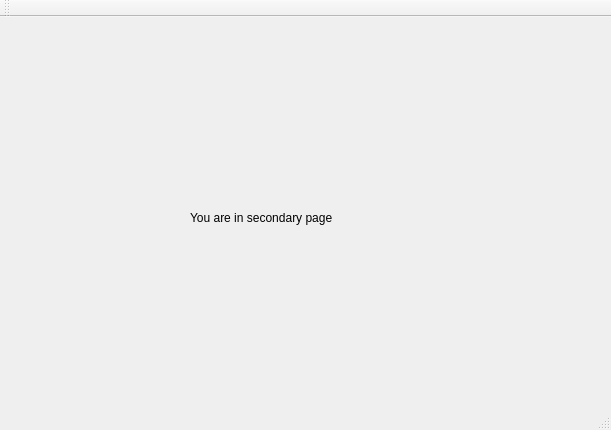
Old version of the form secondarywindow.ui in the repository Kpro11/Aqeous.
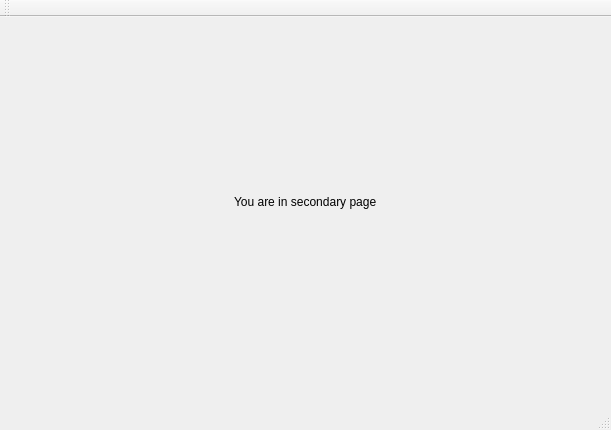
New version of the form.

Commit message: Basic ui setup

```diff
--- a/secondarywindow.ui
+++ b/secondarywindow.ui
@@ -14,19 +14,25 @@
    <string>SecondaryWindow</string>
   </property>
   <widget class="QWidget" name="centralWidget">
-   <widget class="QLabel" name="label">
+   <widget class="QWidget" name="gridLayoutWidget">
     <property name="geometry">
      <rect>
-      <x>190</x>
-      <y>120</y>
-      <width>361</width>
-      <height>161</height>
+      <x>0</x>
+      <y>0</y>
+      <width>611</width>
+      <height>371</height>
      </rect>
     </property>
+    <layout class="QGridLayout" name="gridLayout">
+     <item row="0" column="0" alignment="Qt::AlignHCenter|Qt::AlignVCenter">
+      <widget class="QLabel" name="label">
     <property name="text">
      <string>You are in secondary page</string>
     </property>
    </widget>
+     </item>
+    </layout>
+   </widget>
   </widget>
   <widget class="QMenuBar" name="menuBar">
    <property name="geometry">
```
Left out of the diff: 2 changed lines with no effect on the pictures. Lines whose indentation alone changed are shown as unchanged. The commit also changes 1 other file.
